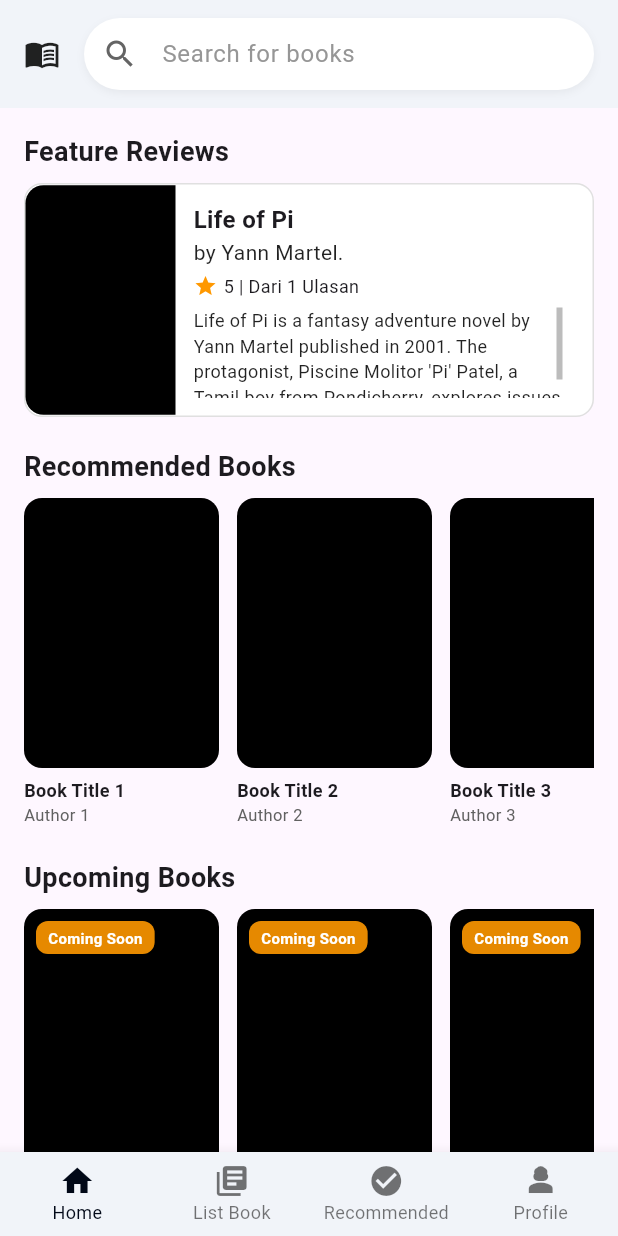
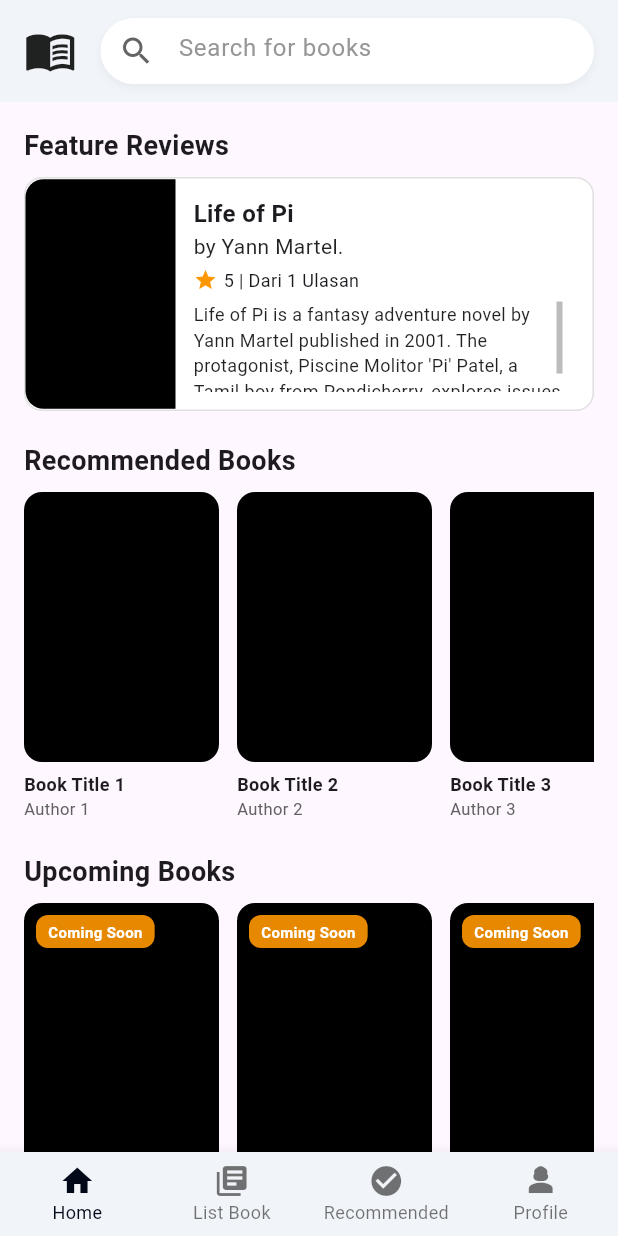
Before and after one commit to peekoy/ABP-Mobile, a Flutter app: the screen it shows after launch, on a phone screen of 412 x 824 dp. Run offline on Flutter 3.47's test engine with Material 3 defaults, Android fonts, the phone set to English and light mode, and no system bars; our stand-ins replace image_picker.

Commit message:
chore: resized navbar icon and search bar

```diff
--- a/lib/global_scaffold.dart
+++ b/lib/global_scaffold.dart
@@ -51,7 +51,6 @@ class _GlobalScaffoldState extends State<GlobalScaffold> {
             reverseTransitionDuration: Duration.zero,
           ),
         );
-        print('Clicked List Book');
         break;
       case 2:
         Navigator.pushReplacement(
@@ -63,7 +62,6 @@ class _GlobalScaffoldState extends State<GlobalScaffold> {
             reverseTransitionDuration: Duration.zero,
           ),
         );
-        print('Clicked Recommended');
         break;
       case 3:
         Navigator.pushReplacement(
@@ -94,10 +92,14 @@ class _GlobalScaffoldState extends State<GlobalScaffold> {
               ),
               child: Row(
                 children: [
-                  const Icon(Icons.menu_book_outlined),
+                  const Icon(
+                    Icons.menu_book_outlined,
+                    size: 35,
+                  ),
                   const SizedBox(width: 16),
                   Expanded(
                     child: Container(
+                      height: 44,
                       decoration: BoxDecoration(
                         color: Colors.white,
                         borderRadius: BorderRadius.circular(24),
```
